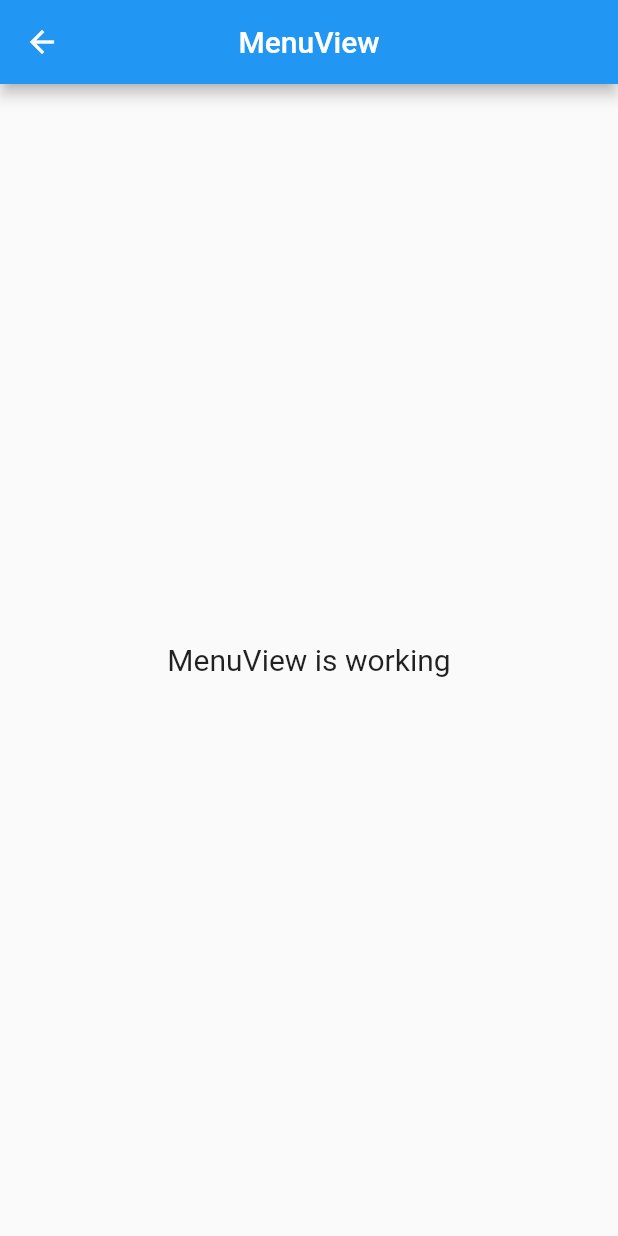
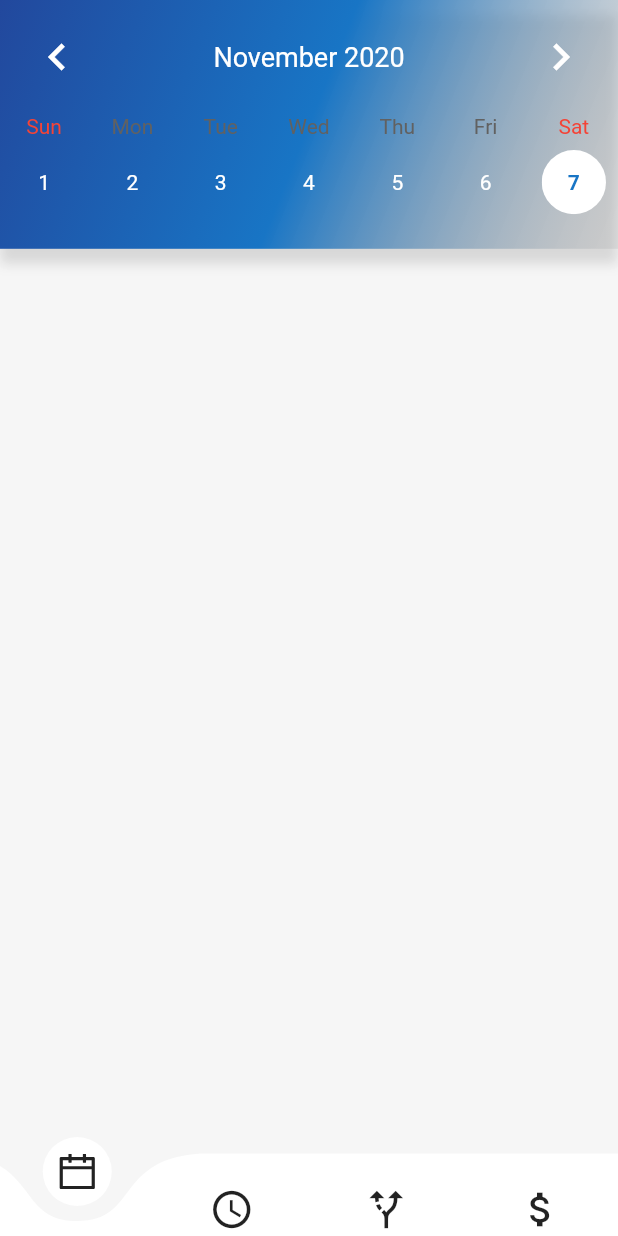
Before and after one commit to hackersito/Iteso-app, a Flutter app: the MenuView screen opened by its route, on a phone screen of 412 x 824 dp. Run offline on Flutter 3.47's test engine with Material 2 defaults, Android fonts, the phone set to English and light mode, and no system bars; drawn by our look-alikes of curved_navigation_bar, table_calendar; our stand-ins replace floor, flutter_icons, get, sqflite; missing offline and left inert: clip_shadow, flutter_statusbarcolor; accounts and stored records are empty; generated files the repository leaves out were written again.

Commit message:
Se agrego pantalla de menu
- Se agrego la imagen de transporte al proyecto
- Se inicio el menu con el calendiario y los taps
-Se modifico clase de horario

```diff
--- a/lib/app/modules/menu/controllers/menu_controller.dart
+++ b/lib/app/modules/menu/controllers/menu_controller.dart
@@ -1,18 +1,3 @@
 import 'package:get/get.dart';
 
-class MenuController extends GetxController {
-  //TODO: Implement MenuController
-
-  final count = 0.obs;
-
-  @override
-  void onInit() {}
-
-  @override
-  void onReady() {}
-
-  @override
-  void onClose() {}
-
-  void increment() => count.value++;
-}
+class MenuController extends GetxController {}
--- a/lib/app/modules/menu/views/menu_view.dart
+++ b/lib/app/modules/menu/views/menu_view.dart
@@ -1,19 +1,195 @@
+import 'dart:ui';
+
+import 'package:curved_navigation_bar/curved_navigation_bar.dart';
 import 'package:flutter/material.dart';
+import 'package:flutter_icons/flutter_icons.dart';
+import 'package:flutter_statusbarcolor/flutter_statusbarcolor.dart';
 import 'package:get/get.dart';
-import 'package:iteso_app/app/modules/menu/controllers/menu_controller.dart';
+import 'package:intl/intl.dart';
+import 'package:iteso_app/values/styles.dart';
+import 'package:table_calendar/table_calendar.dart';
 
-class MenuView extends GetView<MenuController> {
+class MenuView extends StatefulWidget {
+  MenuView({Key key}) : super(key: key);
+
+  @override
+  _MenuViewState createState() {
+    FlutterStatusbarcolor.setStatusBarWhiteForeground(true);
+    return _MenuViewState();
+  }
+}
+
+class _MenuViewState extends State<MenuView> {
+  CalendarController _calendarController;
+
+  DateTime _dateTime;
+
+  @override
+  void initState() {
+    super.initState();
+    _calendarController = CalendarController();
+  }
+
+  @override
+  void dispose() {
+    _calendarController.dispose();
+    super.dispose();
+  }
+
   @override
   Widget build(BuildContext context) {
     return Scaffold(
-      appBar: AppBar(
-        title: Text('MenuView'),
-        centerTitle: true,
+      backgroundColor: CustomColors.blancoLight.withOpacity(0.9),
+      bottomNavigationBar: CurvedNavigationBar(
+        backgroundColor: Colors.transparent,
+        height: 55,
+        items: <Widget>[
+          const Icon(AntDesign.calendar, size: 30),
+          const Icon(Icons.schedule, size: 30),
+          const Icon(Icons.alt_route, size: 30),
+          const Icon(Icons.attach_money_outlined, size: 30)
+        ],
+        onTap: (index) {
+          //Handle button tap
+        },
       ),
-      body: Center(
-        child: Text(
-          'MenuView is working',
-          style: TextStyle(fontSize:20),
+      body: Column(
+        children: <Widget>[
+          CustomCalendar(
+            onDateSelected: (value) => setState(() {
+              _dateTime = value;
+            }),
+          ),
+        ],
+      ),
+    );
+  }
+}
+
+class CustomCalendar extends StatefulWidget {
+  final ValueChanged<DateTime> onDateSelected;
+  CustomCalendar({Key key, @required this.onDateSelected}) : super(key: key);
+
+  @override
+  _CustomCalendarState createState() => _CustomCalendarState();
+}
+
+class _CustomCalendarState extends State<CustomCalendar> {
+  CalendarController _calendarController;
+
+  @override
+  void initState() {
+    super.initState();
+    _calendarController = CalendarController();
+  }
+
+  @override
+  void dispose() {
+    _calendarController.dispose();
+    super.dispose();
+  }
+
+  @override
+  Widget build(BuildContext context) {
+    return Container(
+      padding: EdgeInsets.only(bottom: 15),
+      decoration: BoxDecoration(
+        gradient: LinearGradient(
+          begin: Alignment.topLeft,
+          end: Alignment.bottomRight,
+          colors: [
+            CustomColors.azulIteso,
+            CustomColors.azulBajito,
+            Colors.grey.withOpacity(0.2)
+          ],
+        ),
+        boxShadow: [
+          const BoxShadow(
+            color: Colors.black12,
+            offset: const Offset(0.0, 10.0), //(x,y)
+            blurRadius: 6.0,
+          ),
+        ],
+      ),
+      child: SafeArea(
+        child: TableCalendar(
+          onDaySelected: (day, events, holidays) => widget.onDateSelected(day),
+          initialCalendarFormat: CalendarFormat.week,
+          locale: Get.locale.toString(),
+          headerStyle: HeaderStyle(
+            centerHeaderTitle: true,
+            formatButtonVisible: false,
+            titleTextBuilder: (date, locale) =>
+                '${DateFormat.MMMM(locale).format(date).capitalizeFirst} ${date.year}',
+            titleTextStyle: Styles.textoBlancoSimple.copyWith(fontSize: 18),
+            leftChevronIcon: Icon(
+              Icons.keyboard_arrow_left,
+              color: Colors.white,
+              size: 36,
+            ),
+            rightChevronIcon: Icon(
+              Icons.keyboard_arrow_right,
+              color: Colors.white,
+              size: 36,
+            ),
+          ),
+          calendarController: _calendarController,
+          builders: CalendarBuilders(
+            dayBuilder: (context, date, events) {
+              return Container(
+                color: Colors.transparent,
+                child: Center(
+                  child: Text(date.day.toString(),
+                      style: Styles.textoBlancoSimple),
+                ),
+              );
+            },
+            todayDayBuilder: (context, date, events) {
+              return Container(
+                margin: EdgeInsets.all(8),
+                child: ClipOval(
+                  child: Expanded(
+                    child: Container(
+                        alignment: Alignment.center,
+                        color: CustomColors.azulBajito[200],
+                        child: Text(date.day.toString(),
+                            style: TextStyle(
+                              fontWeight: FontWeight.bold,
+                              color: CustomColors.azulBajito,
+                            ))),
+                  ),
+                ),
+              );
+            },
+            selectedDayBuilder: (context, date, events) {
+              return Container(
+                margin: EdgeInsets.all(8),
+                child: ClipOval(
+                  child: Expanded(
+                    child: Container(
+                      alignment: Alignment.center,
+                      color: Colors.white,
+                      child: Text(
+                        date.day.toString(),
+                        style: TextStyle(
+                            fontWeight: FontWeight.bold,
+                            color: CustomColors.azulBajito),
+                      ),
+                    ),
+                  ),
+                ),
+              );
+            },
+            dowWeekdayBuilder: (context, weekday) {
+              return Center(
+                child: Text(
+                  weekday[0].toUpperCase(),
+                  style: Styles.textoBlancoSimple
+                      .copyWith(fontSize: 17, fontWeight: FontWeight.bold),
+                ),
+              );
+            },
+          ),
         ),
       ),
     );
--- a/lib/app/modules/servicios_iteso/views/servicios_iteso_view.dart
+++ b/lib/app/modules/servicios_iteso/views/servicios_iteso_view.dart
@@ -53,8 +53,8 @@ class ItesoAppService extends StatelessWidget {
               opacity: 0.8,
               child: ClipRRect(
                 borderRadius: BorderRadius.circular(12),
-                child: Image.network(
-                  "https://iteso.mx/image/journal/article?img_id=14584551&t=1548109348352",
+                child: Image.asset(
+                  "assets/images/transporte.jpg",
                   fit: BoxFit.cover,
                 ),
               ),
--- a/lib/values/styles.dart
+++ b/lib/values/styles.dart
@@ -17,4 +17,6 @@ class Styles {
     color: Colors.white,
     fontWeight: FontWeight.w300,
   );
+
+  static const textoBlancoSimple = const TextStyle(color: Colors.white);
 }
--- a/pubspec.yaml
+++ b/pubspec.yaml
@@ -7,7 +7,9 @@ environment:
   sdk: ">=2.7.0 <3.0.0"
 
 dependencies:
-  flutter_appavailability: 0.0.21
+  flutter_icons: 1.1.0
+  intl: 0.16.1
+  table_calendar: 2.3.0
   url_launcher: 5.7.8
   clip_shadow: 0.2.1
   flutter_statusbarcolor: 0.2.3
```
Also changed, not shown: lib/main.dart (+6 -3 lines), lib/models/horario_model.dart (+53 -54 lines), assets/images/transporte.jpg (added), pubspec.lock, 1 other file.
